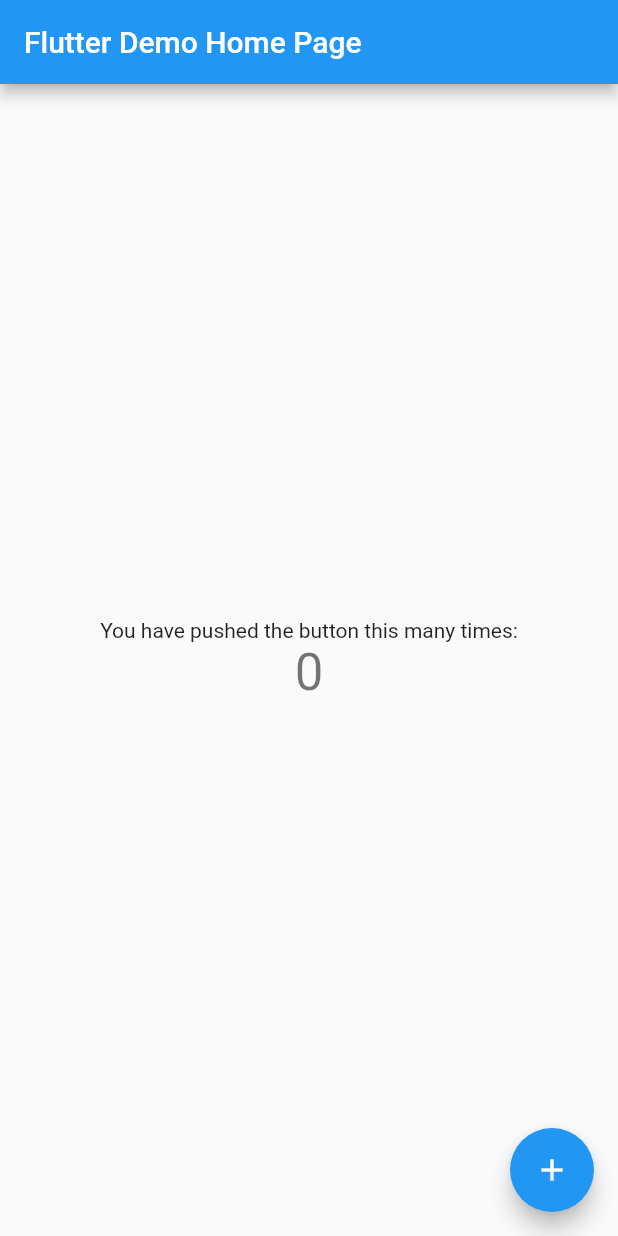
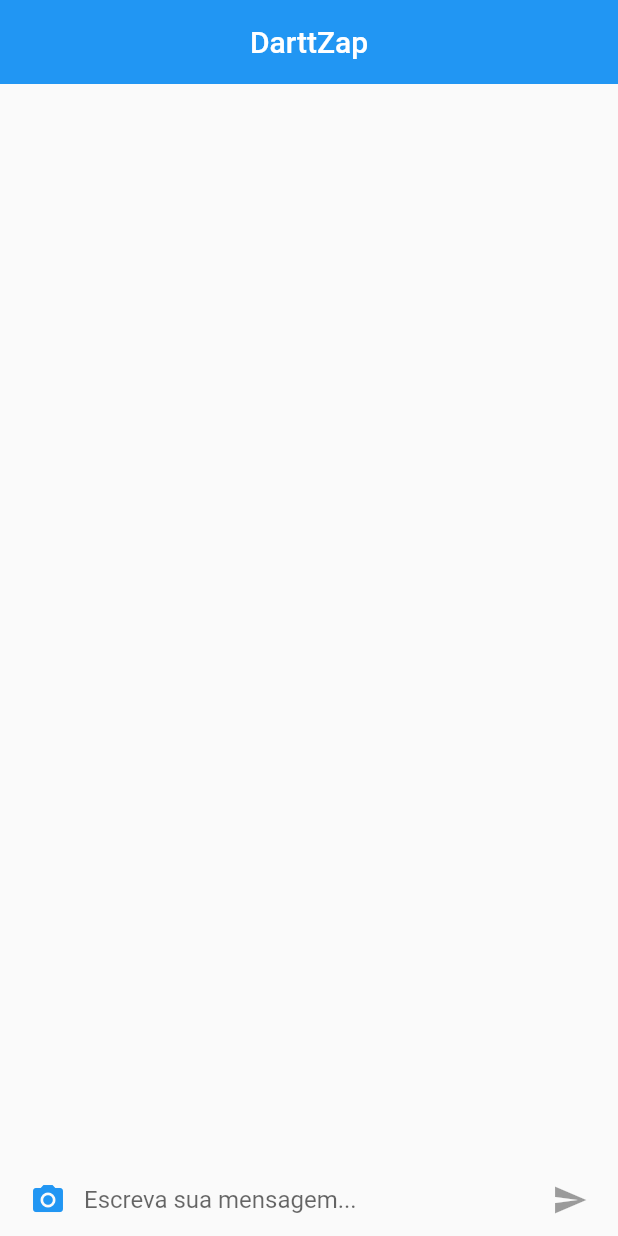
Before and after one commit to jlajuniorkll/dartt-zap, a Flutter app: the screen it shows after launch, on a phone screen of 412 x 824 dp. Run offline on Flutter 3.47's test engine with Material 2 defaults, Android fonts, the phone set to English and light mode, and no system bars; our stand-ins replace cloud_firestore, firebase_auth, firebase_core, firebase_storage, google_sign_in, image_picker; accounts and stored records are empty.

```diff
--- /dev/null
+++ b/lib/components/text_composer.dart
@@ -0,0 +1,73 @@
+import 'dart:io';
+
+import 'package:flutter/material.dart';
+import 'package:image_picker/image_picker.dart';
+
+class TextComposer extends StatefulWidget {
+  const TextComposer({Key? key, required this.sendMessage}) : super(key: key);
+
+  final Function({String text, File imgFile}) sendMessage;
+
+  @override
+  State<TextComposer> createState() => _TextComposerState();
+}
+
+class _TextComposerState extends State<TextComposer> {
+  final TextEditingController _controller = TextEditingController();
+  bool _isComposing = false;
+
+  @override
+  Widget build(BuildContext context) {
+    return Container(
+      margin: const EdgeInsets.symmetric(horizontal: 8.0),
+      child: Row(
+        children: [
+          IconButton(
+            onPressed: () async {
+              final XFile? imagefile =
+                  await ImagePicker().pickImage(source: ImageSource.camera);
+              if (imagefile == null) {
+                return;
+              } else {
+                File imgfile = File(imagefile.path);
+                widget.sendMessage(imgFile: imgfile);
+              }
+            },
+            icon: const Icon(Icons.photo_camera),
+          ),
+          Expanded(
+              child: TextField(
+            controller: _controller,
+            decoration: const InputDecoration.collapsed(
+                hintText: "Escreva sua mensagem..."),
+            onChanged: (text) {
+              setState(() {
+                _isComposing = text.isNotEmpty;
+              });
+            },
+            onSubmitted: (text) {
+              widget.sendMessage(text: text);
+              _clearTextField();
+            },
+          )),
+          IconButton(
+            onPressed: _isComposing
+                ? () {
+                    widget.sendMessage(text: _controller.text);
+                    _clearTextField();
+                  }
+                : null,
+            icon: const Icon(Icons.send),
+          ),
+        ],
+      ),
+    );
+  }
+
+  void _clearTextField() {
+    setState(() {
+      _controller.clear();
+      _isComposing = false;
+    });
+  }
+}
--- a/lib/main.dart
+++ b/lib/main.dart
@@ -1,6 +1,14 @@
+import 'package:cloud_firestore/cloud_firestore.dart';
+import 'package:dartt_zap/ui/chat_screen.dart';
 import 'package:flutter/material.dart';
+import 'package:firebase_core/firebase_core.dart';
+import 'firebase_options.dart';
 
-void main() {
+void main() async {
+  WidgetsFlutterBinding.ensureInitialized();
+  await Firebase.initializeApp(
+    options: DefaultFirebaseOptions.currentPlatform,
+  );
   runApp(const MyApp());
 }
 
@@ -11,105 +19,14 @@ class MyApp extends StatelessWidget {
   @override
   Widget build(BuildContext context) {
     return MaterialApp(
-      title: 'Flutter Demo',
+      title: 'Darttzap',
       theme: ThemeData(
-        // This is the theme of your application.
-        //
-        // Try running your application with "flutter run". You'll see the
-        // application has a blue toolbar. Then, without quitting the app, try
-        // changing the primarySwatch below to Colors.green and then invoke
-        // "hot reload" (press "r" in the console where you ran "flutter run",
-        // or simply save your changes to "hot reload" in a Flutter IDE).
-        // Notice that the counter didn't reset back to zero; the application
-        // is not restarted.
         primarySwatch: Colors.blue,
+        iconTheme: const IconThemeData(
+          color: Colors.blue,
+        ),
       ),
-      home: const MyHomePage(title: 'Flutter Demo Home Page'),
+      home: const MyHomePage(title: 'DarttZAP'),
     );
   }
 }
-
-class MyHomePage extends StatefulWidget {
-  const MyHomePage({Key? key, required this.title}) : super(key: key);
-
-  // This widget is the home page of your application. It is stateful, meaning
-  // that it has a State object (defined below) that contains fields that affect
-  // how it looks.
-
-  // This class is the configuration for the state. It holds the values (in this
-  // case the title) provided by the parent (in this case the App widget) and
-  // used by the build method of the State. Fields in a Widget subclass are
-  // always marked "final".
-
-  final String title;
-
-  @override
-  State<MyHomePage> createState() => _MyHomePageState();
-}
-
-class _MyHomePageState extends State<MyHomePage> {
-  int _counter = 0;
-
-  void _incrementCounter() {
-    setState(() {
-      // This call to setState tells the Flutter framework that something has
-      // changed in this State, which causes it to rerun the build method below
-      // so that the display can reflect the updated values. If we changed
-      // _counter without calling setState(), then the build method would not be
-      // called again, and so nothing would appear to happen.
-      _counter++;
-    });
-  }
-
-  @override
-  Widget build(BuildContext context) {
-    // This method is rerun every time setState is called, for instance as done
-    // by the _incrementCounter method above.
-    //
-    // The Flutter framework has been optimized to make rerunning build methods
-    // fast, so that you can just rebuild anything that needs updating rather
-    // than having to individually change instances of widgets.
-    return Scaffold(
-      appBar: AppBar(
-        // Here we take the value from the MyHomePage object that was created by
-        // the App.build method, and use it to set our appbar title.
-        title: Text(widget.title),
-      ),
-      body: Center(
-        // Center is a layout widget. It takes a single child and positions it
-        // in the middle of the parent.
-        child: Column(
-          // Column is also a layout widget. It takes a list of children and
-          // arranges them vertically. By default, it sizes itself to fit its
-          // children horizontally, and tries to be as tall as its parent.
-          //
-          // Invoke "debug painting" (press "p" in the console, choose the
-          // "Toggle Debug Paint" action from the Flutter Inspector in Android
-          // Studio, or the "Toggle Debug Paint" command in Visual Studio Code)
-          // to see the wireframe for each widget.
-          //
-          // Column has various properties to control how it sizes itself and
-          // how it positions its children. Here we use mainAxisAlignment to
-          // center the children vertically; the main axis here is the vertical
-          // axis because Columns are vertical (the cross axis would be
-          // horizontal).
-          mainAxisAlignment: MainAxisAlignment.center,
-          children: <Widget>[
-            const Text(
-              'You have pushed the button this many times:',
-            ),
-            Text(
-              '$_counter',
-              style: Theme.of(context).textTheme.headline4,
-            ),
-          ],
-        ),
-      ),
-      floatingActionButton: FloatingActionButton(
-        onPressed: _incrementCounter,
-        tooltip: 'Increment',
-        child: const Icon(Icons.add),
-      ), // This trailing comma makes auto-formatting nicer for build methods.
-    );
-  }
-}
--- /dev/null
+++ b/lib/ui/chat_screen.dart
@@ -0,0 +1,158 @@
+import 'dart:io';
+
+import 'package:cloud_firestore/cloud_firestore.dart';
+import 'package:dartt_zap/components/chat_message.dart';
+import 'package:dartt_zap/components/text_composer.dart';
+import 'package:firebase_auth/firebase_auth.dart';
+import 'package:firebase_storage/firebase_storage.dart';
+import 'package:flutter/material.dart';
+import 'package:google_sign_in/google_sign_in.dart';
+
+class MyHomePage extends StatefulWidget {
+  const MyHomePage({Key? key, required this.title}) : super(key: key);
+
+  final String title;
+
+  @override
+  State<MyHomePage> createState() => _MyHomePageState();
+}
+
+class _MyHomePageState extends State<MyHomePage> {
+  final GoogleSignIn googleSignIn = GoogleSignIn();
+  User? _currentUser;
+  bool _isLoading = false;
+
+  @override
+  void initState() {
+    super.initState();
+    FirebaseAuth.instance.authStateChanges().listen((user) {
+      setState(() {
+        _currentUser = user;
+      });
+    });
+  }
+
+  @override
+  Widget build(BuildContext context) {
+    return Scaffold(
+      appBar: AppBar(
+        title: Text(_currentUser != null
+            ? "Olá, ${_currentUser!.displayName}"
+            : 'DarttZap'),
+        elevation: 0,
+        centerTitle: true,
+        actions: [
+          _currentUser != null
+              ? IconButton(
+                  onPressed: () {
+                    FirebaseAuth.instance.signOut();
+                    googleSignIn.signOut();
+                    ScaffoldMessenger.of(context).showSnackBar(const SnackBar(
+                        content: Text("Você saiu com sucesso!")));
+                  },
+                  icon: const Icon(
+                    Icons.exit_to_app,
+                  ))
+              : Container(),
+        ],
+      ),
+      body: Center(
+        child: Column(
+          children: <Widget>[
+            Expanded(
+                child: StreamBuilder<QuerySnapshot<Map<String, dynamic>>?>(
+              stream: FirebaseFirestore.instance
+                  .collection("messages")
+                  .orderBy('time')
+                  .snapshots(),
+              builder: (context, snapshot) {
+                switch (snapshot.connectionState) {
+                  case ConnectionState.none:
+                  case ConnectionState.waiting:
+                    return const Center(
+                      child: CircularProgressIndicator(),
+                    );
+                  default:
+                    List<DocumentSnapshot<Map<String, dynamic>>?> documents =
+                        snapshot.data!.docs.reversed.toList();
+                    return ListView.builder(
+                        itemCount: documents.length,
+                        reverse: true,
+                        itemBuilder: (context, index) {
+                          return ChatMessage(
+                              data: documents[index]!.data(),
+                              mine: documents[index]!.get('uid') ==
+                                  _currentUser?.uid);
+                        });
+                }
+              },
+            )),
+            _isLoading ? const LinearProgressIndicator() : Container(),
+            TextComposer(sendMessage: _sendMessage)
+          ],
+        ),
+      ),
+    );
+  }
+
+  void _sendMessage({String? text, File? imgFile}) async {
+    final user = await _getUser();
+    if (user == null) {
+      ScaffoldMessenger.of(context).showSnackBar(const SnackBar(
+          content: Text("Não foi possível fazer o login. Tente novamente!")));
+    }
+
+    Map<String, dynamic> data = {
+      "uid": user!.uid,
+      "sender": user.displayName,
+      "senderPhotoUrl": user.photoURL,
+      "time": Timestamp.now(),
+    };
+    if (imgFile != null) {
+      UploadTask task = FirebaseStorage.instance
+          .ref()
+          .child(user.uid)
+          .child(DateTime.now().millisecondsSinceEpoch.toString())
+          .putFile(imgFile);
+      setState(() {
+        _isLoading = true;
+      });
+      TaskSnapshot taskSnapshot = await task;
+      String url = await taskSnapshot.ref.getDownloadURL();
+      data['imgUrl'] = url;
+
+      setState(() {
+        _isLoading = false;
+      });
+    }
+
+    if (text != null) {
+      data['text'] = text;
+    }
+
+    FirebaseFirestore firestore = FirebaseFirestore.instance;
+    firestore.collection("messages").doc().set(data);
+  }
+
+  Future<User?> _getUser() async {
+    if (_currentUser != null) {
+      return _currentUser;
+    }
+    try {
+      final GoogleSignInAccount? googleSignInAccount =
+          await googleSignIn.signIn();
+      final GoogleSignInAuthentication? googleSignInAuthentication =
+          await googleSignInAccount!.authentication;
+      final AuthCredential credential = GoogleAuthProvider.credential(
+        idToken: googleSignInAuthentication!.idToken,
+        accessToken: googleSignInAuthentication.accessToken,
+      );
+      final UserCredential authResult =
+          await FirebaseAuth.instance.signInWithCredential(credential);
+      final User? user = authResult.user;
+      return user;
+    } catch (error) {
+      return null;
+    }
+  }
+}
```
Also changed, not shown: lib/components/chat_message.dart (added, +61 -0 lines), pubspec.yaml (+7 -0 lines), lib/firebase_options.dart (added), pubspec.lock, 3 other files.
